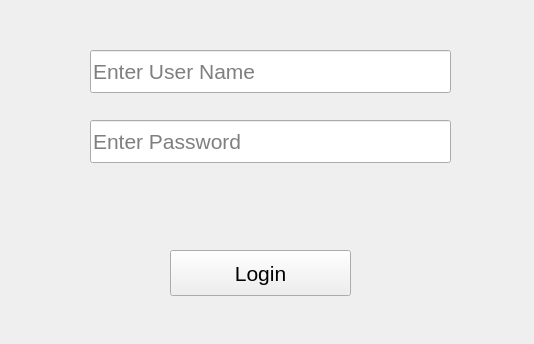
radiarkazemi/Library-Managment-System, file login.ui: the form before one commit.
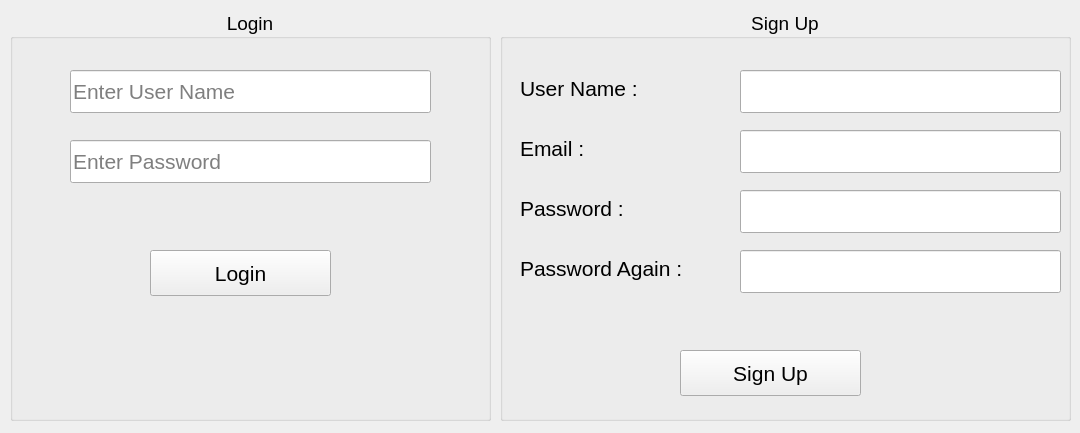
The form after the commit.

The edit to the form file:
```diff
--- a/login.ui
+++ b/login.ui
@@ -6,37 +6,42 @@
    <rect>
     <x>0</x>
     <y>0</y>
-    <width>534</width>
-    <height>344</height>
+    <width>1080</width>
+    <height>433</height>
    </rect>
   </property>
   <property name="windowTitle">
    <string>Form</string>
   </property>
-  <widget class="QLineEdit" name="user_name_lineEdit">
+  <widget class="QGroupBox" name="login_groupBox">
    <property name="geometry">
     <rect>
-     <x>90</x>
-     <y>50</y>
-     <width>361</width>
-     <height>43</height>
+     <x>10</x>
+     <y>10</y>
+     <width>481</width>
+     <height>411</height>
     </rect>
    </property>
    <property name="font">
     <font>
      <family>Segoe UI</family>
-     <pointsize>16</pointsize>
+     <pointsize>14</pointsize>
     </font>
    </property>
-   <property name="placeholderText">
-    <string>Enter User Name</string>
+   <property name="layoutDirection">
+    <enum>Qt::LeftToRight</enum>
    </property>
-  </widget>
+   <property name="title">
+    <string>Login</string>
+   </property>
+   <property name="alignment">
+    <set>Qt::AlignCenter</set>
+   </property>
   <widget class="QLineEdit" name="password_lineEdit">
    <property name="geometry">
     <rect>
-     <x>90</x>
-     <y>120</y>
+      <x>60</x>
+      <y>130</y>
      <width>361</width>
      <height>43</height>
     </rect>
@@ -54,13 +59,51 @@
     <string>Enter Password</string>
    </property>
   </widget>
+   <widget class="QLineEdit" name="user_name_lineEdit">
+    <property name="geometry">
+     <rect>
+      <x>60</x>
+      <y>60</y>
+      <width>361</width>
+      <height>43</height>
+     </rect>
+    </property>
+    <property name="font">
+     <font>
+      <family>Segoe UI</family>
+      <pointsize>16</pointsize>
+     </font>
+    </property>
+    <property name="placeholderText">
+     <string>Enter User Name</string>
+    </property>
+   </widget>
+   <widget class="QPushButton" name="login_pushButton">
+    <property name="geometry">
+     <rect>
+      <x>140</x>
+      <y>240</y>
+      <width>181</width>
+      <height>46</height>
+     </rect>
+    </property>
+    <property name="font">
+     <font>
+      <family>Segoe UI</family>
+      <pointsize>16</pointsize>
+     </font>
+    </property>
+    <property name="text">
+     <string>Login</string>
+    </property>
+   </widget>
   <widget class="QLabel" name="sure_label">
    <property name="enabled">
     <bool>true</bool>
    </property>
    <property name="geometry">
     <rect>
-     <x>40</x>
+      <x>10</x>
      <y>190</y>
      <width>463</width>
      <height>23</height>
@@ -76,11 +119,74 @@
     <string/>
    </property>
   </widget>
-  <widget class="QPushButton" name="login_pushButton">
+  </widget>
+  <widget class="QGroupBox" name="signup_groupBox">
    <property name="geometry">
     <rect>
-     <x>170</x>
-     <y>250</y>
+     <x>500</x>
+     <y>10</y>
+     <width>571</width>
+     <height>411</height>
+    </rect>
+   </property>
+   <property name="font">
+    <font>
+     <family>Segoe UI</family>
+     <pointsize>14</pointsize>
+    </font>
+   </property>
+   <property name="title">
+    <string>Sign Up</string>
+   </property>
+   <property name="alignment">
+    <set>Qt::AlignCenter</set>
+   </property>
+   <widget class="QLineEdit" name="email_signup_lineEdit">
+    <property name="geometry">
+     <rect>
+      <x>240</x>
+      <y>120</y>
+      <width>321</width>
+      <height>43</height>
+     </rect>
+    </property>
+    <property name="font">
+     <font>
+      <family>Segoe UI</family>
+      <pointsize>16</pointsize>
+     </font>
+    </property>
+    <property name="echoMode">
+     <enum>QLineEdit::Normal</enum>
+    </property>
+    <property name="placeholderText">
+     <string/>
+    </property>
+   </widget>
+   <widget class="QLineEdit" name="username_signup_lineEdit">
+    <property name="geometry">
+     <rect>
+      <x>240</x>
+      <y>60</y>
+      <width>321</width>
+      <height>43</height>
+     </rect>
+    </property>
+    <property name="font">
+     <font>
+      <family>Segoe UI</family>
+      <pointsize>16</pointsize>
+     </font>
+    </property>
+    <property name="placeholderText">
+     <string/>
+    </property>
+   </widget>
+   <widget class="QPushButton" name="signup_pushButton">
+    <property name="geometry">
+     <rect>
+      <x>180</x>
+      <y>340</y>
      <width>181</width>
      <height>46</height>
     </rect>
@@ -92,8 +198,147 @@
     </font>
    </property>
    <property name="text">
-    <string>Login</string>
-   </property>
+     <string>Sign Up</string>
+    </property>
+   </widget>
+   <widget class="QLineEdit" name="password_signup_lineEdit">
+    <property name="geometry">
+     <rect>
+      <x>240</x>
+      <y>180</y>
+      <width>321</width>
+      <height>43</height>
+     </rect>
+    </property>
+    <property name="font">
+     <font>
+      <family>Segoe UI</family>
+      <pointsize>16</pointsize>
+     </font>
+    </property>
+    <property name="echoMode">
+     <enum>QLineEdit::Password</enum>
+    </property>
+    <property name="placeholderText">
+     <string/>
+    </property>
+   </widget>
+   <widget class="QLineEdit" name="password_confirm_signup_lineEdit">
+    <property name="geometry">
+     <rect>
+      <x>240</x>
+      <y>240</y>
+      <width>321</width>
+      <height>43</height>
+     </rect>
+    </property>
+    <property name="font">
+     <font>
+      <family>Segoe UI</family>
+      <pointsize>16</pointsize>
+     </font>
+    </property>
+    <property name="echoMode">
+     <enum>QLineEdit::Password</enum>
+    </property>
+    <property name="placeholderText">
+     <string/>
+    </property>
+   </widget>
+   <widget class="QLabel" name="username_label">
+    <property name="geometry">
+     <rect>
+      <x>20</x>
+      <y>60</y>
+      <width>144</width>
+      <height>37</height>
+     </rect>
+    </property>
+    <property name="font">
+     <font>
+      <family>Segoe UI</family>
+      <pointsize>16</pointsize>
+     </font>
+    </property>
+    <property name="text">
+     <string>User Name :</string>
+    </property>
+   </widget>
+   <widget class="QLabel" name="email_label">
+    <property name="geometry">
+     <rect>
+      <x>20</x>
+      <y>120</y>
+      <width>85</width>
+      <height>37</height>
+     </rect>
+    </property>
+    <property name="font">
+     <font>
+      <family>Segoe UI</family>
+      <pointsize>16</pointsize>
+     </font>
+    </property>
+    <property name="text">
+     <string>Email : </string>
+    </property>
+   </widget>
+   <widget class="QLabel" name="password_label">
+    <property name="geometry">
+     <rect>
+      <x>20</x>
+      <y>180</y>
+      <width>131</width>
+      <height>37</height>
+     </rect>
+    </property>
+    <property name="font">
+     <font>
+      <family>Segoe UI</family>
+      <pointsize>16</pointsize>
+     </font>
+    </property>
+    <property name="text">
+     <string>Password : </string>
+    </property>
+   </widget>
+   <widget class="QLabel" name="password_confirm_label">
+    <property name="geometry">
+     <rect>
+      <x>20</x>
+      <y>240</y>
+      <width>207</width>
+      <height>37</height>
+     </rect>
+    </property>
+    <property name="font">
+     <font>
+      <family>Segoe UI</family>
+      <pointsize>16</pointsize>
+     </font>
+    </property>
+    <property name="text">
+     <string>Password Again : </string>
+    </property>
+   </widget>
+   <widget class="QLabel" name="wrong_password_label">
+    <property name="geometry">
+     <rect>
+      <x>150</x>
+      <y>300</y>
+      <width>265</width>
+      <height>28</height>
+     </rect>
+    </property>
+    <property name="font">
+     <font>
+      <pointsize>12</pointsize>
+     </font>
+    </property>
+    <property name="text">
+     <string/>
+    </property>
+   </widget>
   </widget>
  </widget>
  <resources/>
```
Lines whose indentation alone changed are shown as unchanged.
